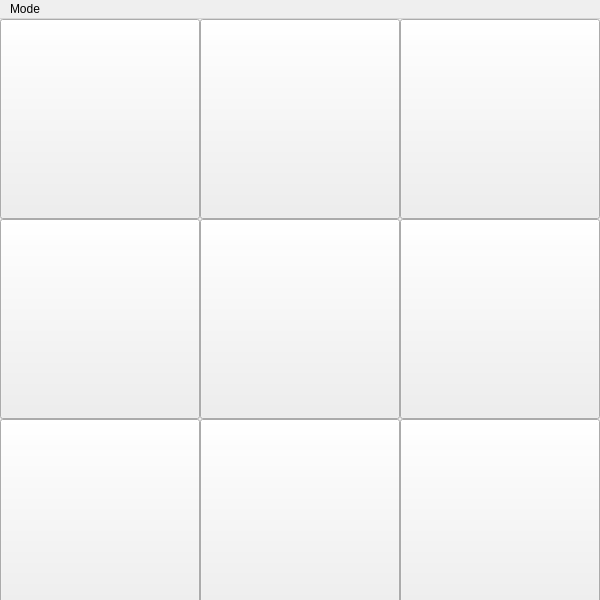
Matin-Ardestani/Tic-Tac-Toe, file src/main.ui: the form before one commit.
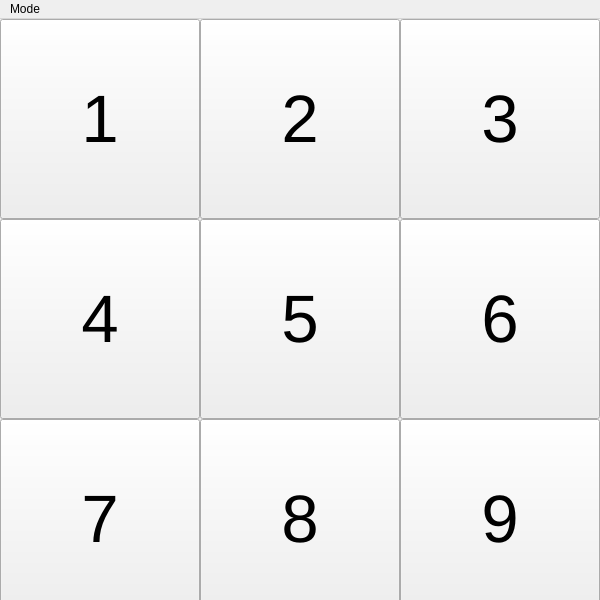
The form after the commit.

Commit message: game reset and winner demostration ahas been added

Patch:
```diff
--- a/src/main.ui
+++ b/src/main.ui
@@ -29,7 +29,7 @@
      </font>
     </property>
     <property name="text">
-     <string/>
+     <string>6</string>
     </property>
    </widget>
    <widget class="QPushButton" name="btn_8">
@@ -47,7 +47,7 @@
      </font>
     </property>
     <property name="text">
-     <string/>
+     <string>8</string>
     </property>
    </widget>
    <widget class="QPushButton" name="btn_1">
@@ -66,7 +66,7 @@
      </font>
     </property>
     <property name="text">
-     <string/>
+     <string>1</string>
     </property>
    </widget>
    <widget class="QPushButton" name="btn_2">
@@ -84,7 +84,7 @@
      </font>
     </property>
     <property name="text">
-     <string/>
+     <string>2</string>
     </property>
    </widget>
    <widget class="QPushButton" name="btn_5">
@@ -102,7 +102,7 @@
      </font>
     </property>
     <property name="text">
-     <string/>
+     <string>5</string>
     </property>
    </widget>
    <widget class="QPushButton" name="btn_9">
@@ -120,7 +120,7 @@
      </font>
     </property>
     <property name="text">
-     <string/>
+     <string>9</string>
     </property>
    </widget>
    <widget class="QPushButton" name="btn_3">
@@ -138,7 +138,7 @@
      </font>
     </property>
     <property name="text">
-     <string/>
+     <string>3</string>
     </property>
    </widget>
    <widget class="QPushButton" name="btn_4">
@@ -156,7 +156,7 @@
      </font>
     </property>
     <property name="text">
-     <string/>
+     <string>4</string>
     </property>
    </widget>
    <widget class="QPushButton" name="btn_7">
@@ -174,7 +174,7 @@
      </font>
     </property>
     <property name="text">
-     <string/>
+     <string>7</string>
     </property>
    </widget>
   </widget>
```
The commit also changes 1 other file.
